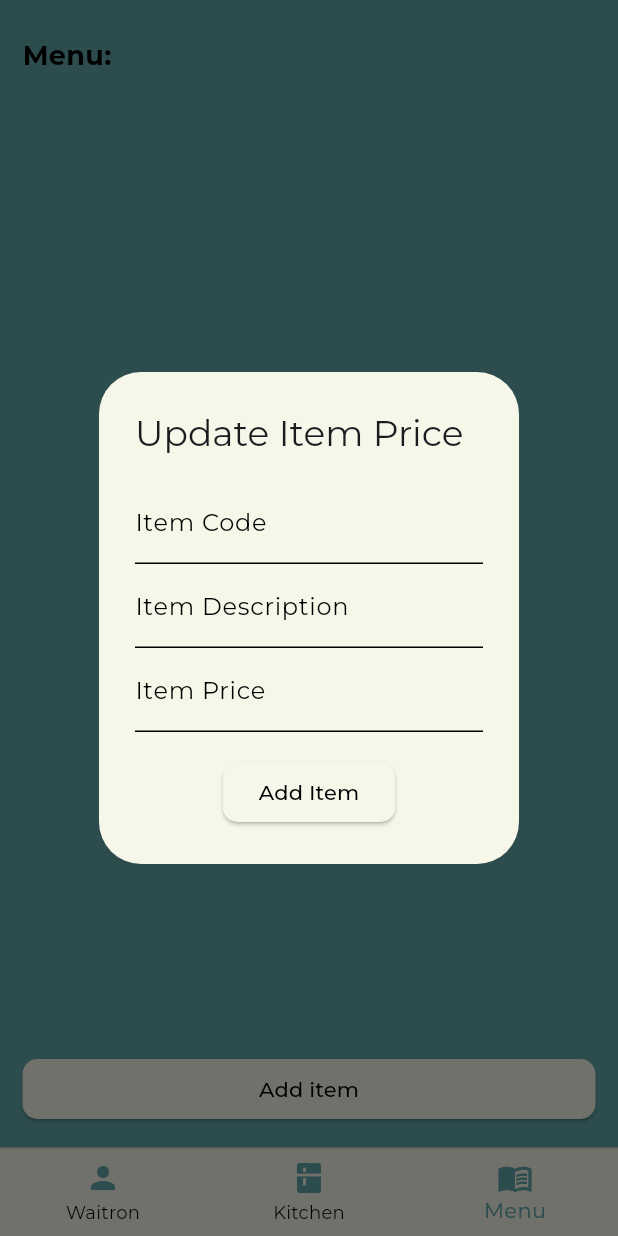
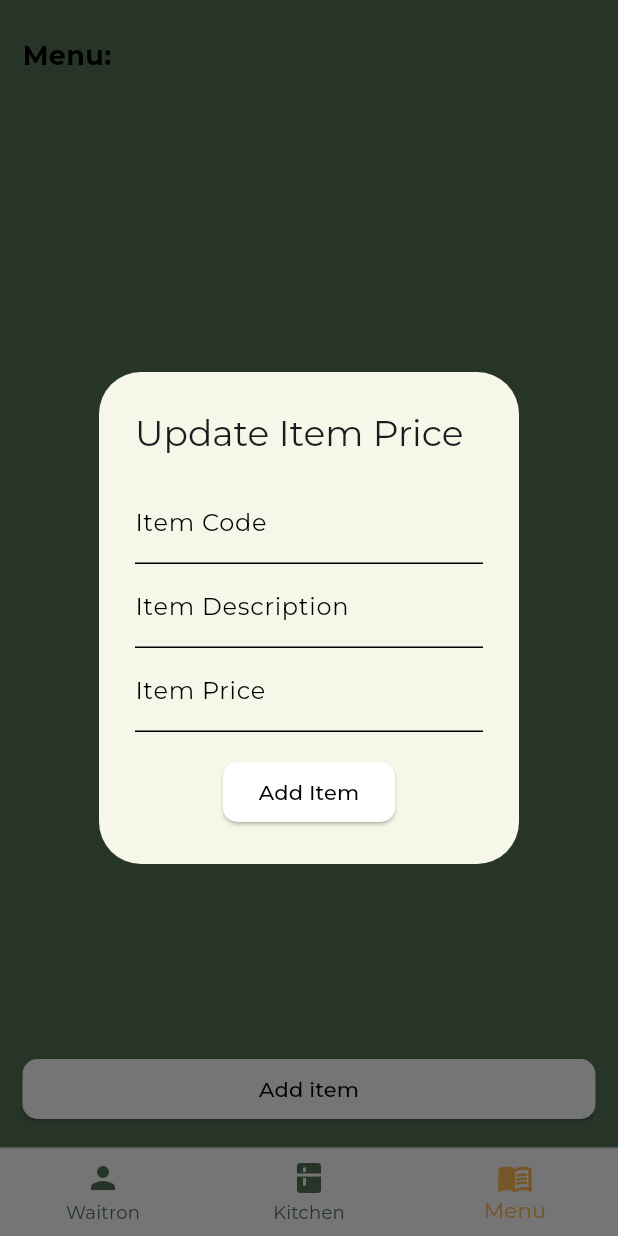
Before and after one commit to AleccLang/Waitron-App, a Flutter app: the Staff screen opened directly, item 3 of the bottom bar chosen, after a tap on "Add item", on a phone screen of 412 x 824 dp. Run offline on Flutter 3.47's test engine with Material 3 defaults, Android fonts, the phone set to English and light mode, and no system bars; our stand-ins replace cloud_firestore, firebase_core, flutter_local_notifications, google_fonts; accounts and stored records are empty.

Commit message:
Altered colour scheme of app

```diff
--- a/waitron_app/lib/screens/KitchenPage.dart
+++ b/waitron_app/lib/screens/KitchenPage.dart
@@ -10,9 +10,9 @@ class KitchenPage extends StatelessWidget {
     return DefaultTabController(
       length: 2,
       child: Scaffold(
-        backgroundColor: const Color.fromARGB(255,97,166,171),
+        backgroundColor: const Color.fromARGB(255,85,114,88),
         appBar: AppBar(
-          backgroundColor: const Color.fromARGB(255, 246, 246, 233),
+          backgroundColor: const Color.fromARGB(255, 255, 255, 255),
           toolbarHeight: 9.0,
           bottom: const TabBar(
             tabs: [
@@ -29,9 +29,9 @@ class KitchenPage extends StatelessWidget {
                 ),
               ),
             ],
-            overlayColor: MaterialStatePropertyAll(Color.fromARGB(255, 217, 241, 242)),
-            indicatorColor: Color.fromARGB(255, 97, 166, 171),
-            labelColor: Color.fromARGB(255, 97, 166, 171),
+            overlayColor: MaterialStatePropertyAll(Color.fromARGB(255, 255, 239, 216)),
+            indicatorColor: Color.fromARGB(255,255,187,85),
+            labelColor: Color.fromARGB(255,255,187,85),
             unselectedLabelColor: Colors.black
           ),
         ),
--- a/waitron_app/lib/screens/MenuPage.dart
+++ b/waitron_app/lib/screens/MenuPage.dart
@@ -18,8 +18,8 @@ class MenuPageState extends State<MenuPage> {
   @override
   Widget build(BuildContext context) {
     return Scaffold(
-      backgroundColor: const Color.fromARGB(255,97,166,171),
-      appBar: AppBar(toolbarHeight: 9.0, backgroundColor: const Color.fromARGB(255,97,166,171)),
+      backgroundColor: const Color.fromARGB(255,85,114,88),
+      appBar: AppBar(toolbarHeight: 9.0, backgroundColor: const Color.fromARGB(255,85,114,88)),
       body: Padding(
         padding:  const EdgeInsets.all(15.0),
         child: Column(
@@ -66,7 +66,7 @@ class MenuPageState extends State<MenuPage> {
                 addItemOptions(context);
               },
               style: ElevatedButton.styleFrom(
-                backgroundColor: const Color.fromARGB(255, 246, 246, 233),
+                backgroundColor: const Color.fromARGB(255, 255, 255, 255),
                 shape: RoundedRectangleBorder(
                         borderRadius: BorderRadius.circular(10.0)
                 ),
@@ -147,7 +147,7 @@ class MenuPageState extends State<MenuPage> {
                     itemPriceEntry.clear();
                   },
                    style: ElevatedButton.styleFrom(
-                    backgroundColor: const Color.fromARGB(255, 246, 246, 233),
+                    backgroundColor: const Color.fromARGB(255, 255, 255, 255),
                     shape: RoundedRectangleBorder(
                             borderRadius: BorderRadius.circular(10.0)
                     ),
@@ -208,7 +208,7 @@ class MenuPageState extends State<MenuPage> {
                     }
                     },
                      style: ElevatedButton.styleFrom(
-                      backgroundColor: const Color.fromARGB(255, 246, 246, 233),
+                      backgroundColor: const Color.fromARGB(255, 255, 255, 255),
                       shape: RoundedRectangleBorder(
                               borderRadius: BorderRadius.circular(10.0)
                       ),
@@ -227,7 +227,7 @@ class MenuPageState extends State<MenuPage> {
                     Navigator.pop(context);
                   },
                    style: ElevatedButton.styleFrom(
-                      backgroundColor: const Color.fromARGB(255, 246, 246, 233),
+                      backgroundColor: const Color.fromARGB(255, 255, 255, 255),
                       shape: RoundedRectangleBorder(
                               borderRadius: BorderRadius.circular(10.0)
                       ),
@@ -239,7 +239,7 @@ class MenuPageState extends State<MenuPage> {
                     Navigator.pop(context);
                   },
                    style: ElevatedButton.styleFrom(
-                      backgroundColor: const Color.fromARGB(255, 246, 246, 233),
+                      backgroundColor: const Color.fromARGB(255, 255, 255, 255),
                       shape: RoundedRectangleBorder(
                               borderRadius: BorderRadius.circular(10.0)
                       ),
--- a/waitron_app/lib/screens/Staff.dart
+++ b/waitron_app/lib/screens/Staff.dart
@@ -16,9 +16,9 @@ class StaffPageState extends State<Staff> {
   PageController pageController = PageController(initialPage: 0);
 
   final navigationBarItems = [
-    const BottomNavigationBarItem(icon: Icon(Icons.person, color: Color.fromARGB(255,97,166,171)), label: "Waitron",),
-    const BottomNavigationBarItem(icon: Icon(Icons.kitchen, color: Color.fromARGB(255,97,166,171)), label: "Kitchen",),
-    const BottomNavigationBarItem(icon: Icon(Icons.menu_book, color: Color.fromARGB(255,97,166,171)), label: "Menu",),
+    const BottomNavigationBarItem(icon: Icon(Icons.person), label: "Waitron",),
+    const BottomNavigationBarItem(icon: Icon(Icons.kitchen), label: "Kitchen",),
+    const BottomNavigationBarItem(icon: Icon(Icons.menu_book), label: "Menu",),
   ];
 
   // Controls navigation between the Waitron, Kitchen and Menu pages
@@ -39,15 +39,15 @@ class StaffPageState extends State<Staff> {
     ),
     bottomNavigationBar: Container(
       decoration: BoxDecoration(
-        color: const Color.fromARGB(255, 246, 246, 233),
+        color: const Color.fromARGB(255, 255, 255, 255),
         border: Border(
           top: BorderSide(color: Colors.black.withOpacity(0.1), width: 1.0),
         ),
       ),
       child: BottomNavigationBar(
-        backgroundColor: const Color.fromARGB(255, 246, 246, 233),
-        selectedItemColor: const Color.fromARGB(255,97,166,171),
-        unselectedItemColor: Colors.black,
+        backgroundColor: const Color.fromARGB(255, 255, 255, 255),
+        selectedItemColor: const Color.fromARGB(255,255,187,85),
+        unselectedItemColor: const Color.fromARGB(255,85,114,88),
         currentIndex: currentIndex,
         elevation: 4,
         onTap: (index){
--- a/waitron_app/lib/screens/WaitronPage.dart
+++ b/waitron_app/lib/screens/WaitronPage.dart
@@ -12,9 +12,9 @@ class WaitronPage extends StatelessWidget {
     return DefaultTabController(
       length: 2,
       child: Scaffold(
-        backgroundColor: const Color.fromARGB(255,97,166,171),
+        backgroundColor: const Color.fromARGB(255,85,114,88),
         appBar: AppBar(
-          backgroundColor: const Color.fromARGB(255, 246, 246, 233),
+          backgroundColor: const Color.fromARGB(255, 255, 255, 255),
           toolbarHeight: 9.0,
           bottom: const TabBar(
             tabs: [
@@ -31,9 +31,9 @@ class WaitronPage extends StatelessWidget {
                 ),
               ),
             ],
-            overlayColor: MaterialStatePropertyAll(Color.fromARGB(255, 217, 241, 242)),
-            indicatorColor: Color.fromARGB(255, 97, 166, 171),
-            labelColor: Color.fromARGB(255, 97, 166, 171),
+            overlayColor: MaterialStatePropertyAll(Color.fromARGB(255, 255, 239, 216)),
+            indicatorColor: Color.fromARGB(255,255,187,85),
+            labelColor: Color.fromARGB(255,255,187,85),
             unselectedLabelColor: Colors.black
           ),
         ),
@@ -122,7 +122,7 @@ class OrderList extends StatelessWidget {
                       Navigator.pop(context);
                     },
                      style: ElevatedButton.styleFrom(
-                      backgroundColor: const Color.fromARGB(255, 246, 246, 233),
+                      backgroundColor: const Color.fromARGB(255, 255, 255, 255),
                       shape: RoundedRectangleBorder(
                               borderRadius: BorderRadius.circular(10.0)
                       ),
@@ -137,7 +137,7 @@ class OrderList extends StatelessWidget {
                       Navigator.pop(context);
                     },
                      style: ElevatedButton.styleFrom(
-                      backgroundColor: const Color.fromARGB(255, 246, 246, 233),
+                      backgroundColor: const Color.fromARGB(255, 255, 255, 255),
                       shape: RoundedRectangleBorder(
                               borderRadius: BorderRadius.circular(10.0)
                       ),
@@ -156,7 +156,7 @@ class OrderList extends StatelessWidget {
                       Navigator.pop(context);
                     },
                      style: ElevatedButton.styleFrom(
-                backgroundColor: const Color.fromARGB(255, 246, 246, 233),
+                backgroundColor: const Color.fromARGB(255, 255, 255, 255),
                 shape: RoundedRectangleBorder(
                         borderRadius: BorderRadius.circular(10.0)
                 ),
@@ -175,7 +175,7 @@ class OrderList extends StatelessWidget {
                       Navigator.pop(context);
                     },
                      style: ElevatedButton.styleFrom(
-                backgroundColor: const Color.fromARGB(255, 246, 246, 233),
+                backgroundColor: const Color.fromARGB(255, 255, 255, 255),
                 shape: RoundedRectangleBorder(
                         borderRadius: BorderRadius.circular(10.0)
                 ),
@@ -196,7 +196,7 @@ class OrderList extends StatelessWidget {
                       Navigator.pop(context);
                     },
                      style: ElevatedButton.styleFrom(
-                      backgroundColor: const Color.fromARGB(255, 246, 246, 233),
+                      backgroundColor: const Color.fromARGB(255, 255, 255, 255),
                       shape: RoundedRectangleBorder(
                               borderRadius: BorderRadius.circular(10.0)
                       ),
@@ -216,7 +216,7 @@ class OrderList extends StatelessWidget {
                       Navigator.pop(context);
                     },
                      style: ElevatedButton.styleFrom(
-                      backgroundColor: const Color.fromARGB(255, 246, 246, 233),
+                      backgroundColor: const Color.fromARGB(255, 255, 255, 255),
                       shape: RoundedRectangleBorder(
                               borderRadius: BorderRadius.circular(10.0)
                       ),
@@ -236,7 +236,7 @@ class OrderList extends StatelessWidget {
                       Navigator.pop(context);
                     },
                      style: ElevatedButton.styleFrom(
-                      backgroundColor: const Color.fromARGB(255, 246, 246, 233),
+                      backgroundColor: const Color.fromARGB(255, 255, 255, 255),
                       shape: RoundedRectangleBorder(
                               borderRadius: BorderRadius.circular(10.0)
                       ),
```
Also changed, not shown: waitron_app/lib/screens/HomePage.dart (+7 -7 lines), waitron_app/lib/screens/OrderPage.dart (+15 -15 lines).
